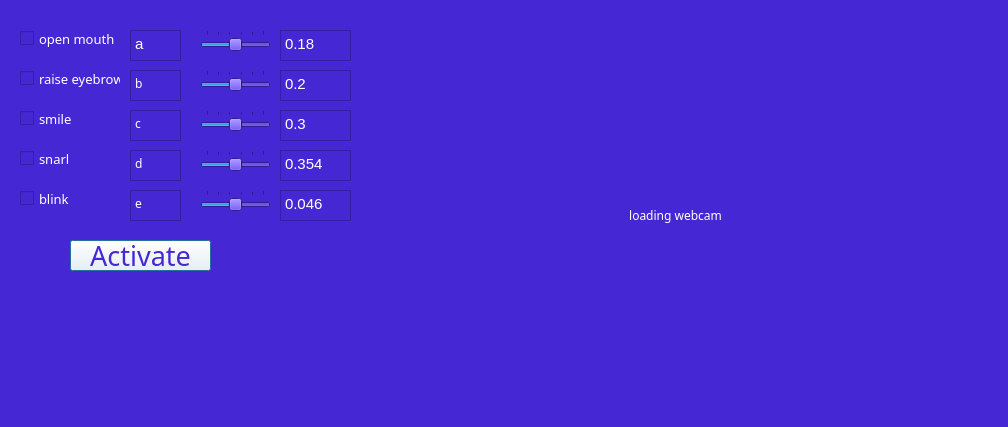
Old version of the form fr2.ui in the repository manulea/MITGUI.
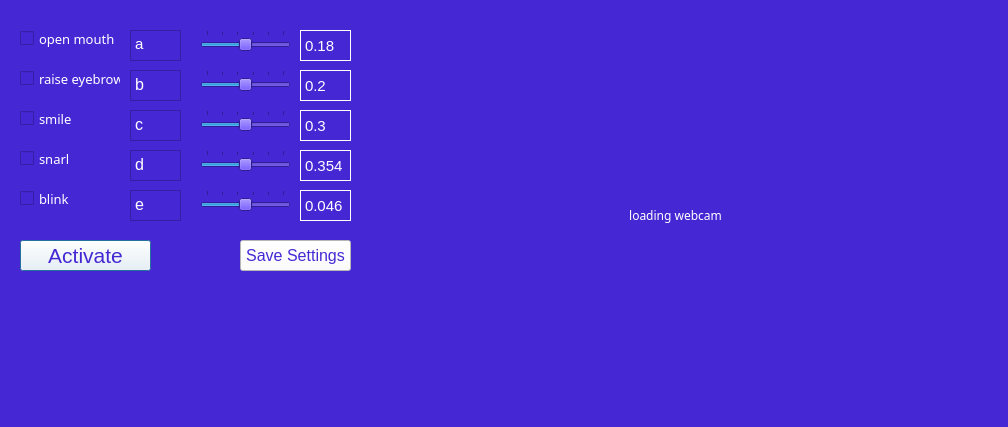
New version of the form.

Commit message: added save button to gui and started save button method code

Patch:
```diff
--- a/fr2.ui
+++ b/fr2.ui
@@ -27,16 +27,16 @@
   <widget class="QPushButton" name="btnInitialize">
    <property name="geometry">
     <rect>
-     <x>70</x>
+     <x>20</x>
      <y>240</y>
-     <width>141</width>
+     <width>131</width>
      <height>31</height>
     </rect>
    </property>
    <property name="font">
     <font>
-     <family>Yu Gothic UI Semibold</family>
-     <pointsize>20</pointsize>
+     <family>MS Shell Dlg 2</family>
+     <pointsize>16</pointsize>
      <italic>false</italic>
     </font>
    </property>
@@ -206,6 +206,11 @@
      <height>31</height>
     </rect>
    </property>
+   <property name="font">
+    <font>
+     <pointsize>12</pointsize>
+    </font>
+   </property>
    <property name="styleSheet">
     <string notr="true">color: rgb(255, 255, 255);</string>
    </property>
@@ -225,6 +230,11 @@
      <height>31</height>
     </rect>
    </property>
+   <property name="font">
+    <font>
+     <pointsize>12</pointsize>
+    </font>
+   </property>
    <property name="styleSheet">
     <string notr="true">color: rgb(255, 255, 255);</string>
    </property>
@@ -244,6 +254,11 @@
      <height>31</height>
     </rect>
    </property>
+   <property name="font">
+    <font>
+     <pointsize>12</pointsize>
+    </font>
+   </property>
    <property name="styleSheet">
     <string notr="true">color: rgb(255, 255, 255);</string>
    </property>
@@ -263,6 +278,11 @@
      <height>31</height>
     </rect>
    </property>
+   <property name="font">
+    <font>
+     <pointsize>12</pointsize>
+    </font>
+   </property>
    <property name="styleSheet">
     <string notr="true">color: rgb(255, 255, 255);
 text-align: center;</string>
@@ -309,7 +329,7 @@
     <rect>
      <x>200</x>
      <y>30</y>
-     <width>71</width>
+     <width>91</width>
      <height>22</height>
     </rect>
    </property>
@@ -340,7 +360,7 @@
     <rect>
      <x>200</x>
      <y>70</y>
-     <width>71</width>
+     <width>91</width>
      <height>22</height>
     </rect>
    </property>
@@ -368,7 +388,7 @@
     <rect>
      <x>200</x>
      <y>110</y>
-     <width>71</width>
+     <width>91</width>
      <height>22</height>
     </rect>
    </property>
@@ -396,7 +416,7 @@
     <rect>
      <x>200</x>
      <y>150</y>
-     <width>71</width>
+     <width>91</width>
      <height>22</height>
     </rect>
    </property>
@@ -424,7 +444,7 @@
     <rect>
      <x>200</x>
      <y>190</y>
-     <width>71</width>
+     <width>91</width>
      <height>22</height>
     </rect>
    </property>
@@ -447,22 +467,40 @@
     <enum>QSlider::TicksAbove</enum>
    </property>
   </widget>
-  <widget class="QPlainTextEdit" name="txtOpenMouthT">
+  <widget class="QPushButton" name="btnSave">
    <property name="geometry">
     <rect>
-     <x>280</x>
+     <x>240</x>
+     <y>240</y>
+     <width>111</width>
+     <height>31</height>
+    </rect>
+   </property>
+   <property name="font">
+    <font>
+     <pointsize>12</pointsize>
+    </font>
+   </property>
+   <property name="styleSheet">
+    <string notr="true">background-color: rgb(255, 255, 255);
+color: rgb(69, 40, 212);</string>
+   </property>
+   <property name="text">
+    <string>Save Settings</string>
+   </property>
+  </widget>
+  <widget class="QLabel" name="lblOpenMouthT">
+   <property name="geometry">
+    <rect>
+     <x>300</x>
      <y>30</y>
-     <width>71</width>
+     <width>51</width>
      <height>31</height>
     </rect>
    </property>
    <property name="font">
     <font>
-     <family>MS Shell Dlg 2</family>
      <pointsize>11</pointsize>
-     <weight>50</weight>
-     <italic>false</italic>
-     <bold>false</bold>
     </font>
    </property>
    <property name="whatsThis">
@@ -473,32 +511,25 @@
 font: 11pt &quot;MS Shell Dlg 2&quot;;
 alignment: AlignCenter;</string>
    </property>
-   <property name="verticalScrollBarPolicy">
-    <enum>Qt::ScrollBarAlwaysOff</enum>
+   <property name="frameShape">
+    <enum>QFrame::Box</enum>
    </property>
-   <property name="readOnly">
-    <bool>true</bool>
-   </property>
-   <property name="plainText">
+   <property name="text">
     <string>0.18</string>
    </property>
   </widget>
-  <widget class="QPlainTextEdit" name="txtRaiseEyebrowsT">
+  <widget class="QLabel" name="lblRaiseEyebrowsT">
    <property name="geometry">
     <rect>
-     <x>280</x>
+     <x>300</x>
      <y>70</y>
-     <width>71</width>
+     <width>51</width>
      <height>31</height>
     </rect>
    </property>
    <property name="font">
     <font>
-     <family>MS Shell Dlg 2</family>
      <pointsize>11</pointsize>
-     <weight>50</weight>
-     <italic>false</italic>
-     <bold>false</bold>
     </font>
    </property>
    <property name="whatsThis">
@@ -509,32 +540,25 @@
 font: 11pt &quot;MS Shell Dlg 2&quot;;
 alignment: AlignCenter;</string>
    </property>
-   <property name="verticalScrollBarPolicy">
-    <enum>Qt::ScrollBarAlwaysOff</enum>
+   <property name="frameShape">
+    <enum>QFrame::Box</enum>
    </property>
-   <property name="readOnly">
-    <bool>true</bool>
-   </property>
-   <property name="plainText">
+   <property name="text">
     <string>0.2</string>
    </property>
   </widget>
-  <widget class="QPlainTextEdit" name="txtSmileT">
+  <widget class="QLabel" name="lblSmileT">
    <property name="geometry">
     <rect>
-     <x>280</x>
+     <x>300</x>
      <y>110</y>
-     <width>71</width>
+     <width>51</width>
      <height>31</height>
     </rect>
    </property>
    <property name="font">
     <font>
-     <family>MS Shell Dlg 2</family>
      <pointsize>11</pointsize>
-     <weight>50</weight>
-     <italic>false</italic>
-     <bold>false</bold>
     </font>
    </property>
    <property name="whatsThis">
@@ -545,32 +569,25 @@
 font: 11pt &quot;MS Shell Dlg 2&quot;;
 alignment: AlignCenter;</string>
    </property>
-   <property name="verticalScrollBarPolicy">
-    <enum>Qt::ScrollBarAlwaysOff</enum>
+   <property name="frameShape">
+    <enum>QFrame::Box</enum>
    </property>
-   <property name="readOnly">
-    <bool>true</bool>
-   </property>
-   <property name="plainText">
+   <property name="text">
     <string>0.3</string>
    </property>
   </widget>
-  <widget class="QPlainTextEdit" name="txtSnarlT">
+  <widget class="QLabel" name="lblSnarlT">
    <property name="geometry">
     <rect>
-     <x>280</x>
+     <x>300</x>
      <y>150</y>
-     <width>71</width>
+     <width>51</width>
      <height>31</height>
     </rect>
    </property>
    <property name="font">
     <font>
-     <family>MS Shell Dlg 2</family>
      <pointsize>11</pointsize>
-     <weight>50</weight>
-     <italic>false</italic>
-     <bold>false</bold>
     </font>
    </property>
    <property name="whatsThis">
@@ -581,32 +598,25 @@
 font: 11pt &quot;MS Shell Dlg 2&quot;;
 alignment: AlignCenter;</string>
    </property>
-   <property name="verticalScrollBarPolicy">
-    <enum>Qt::ScrollBarAlwaysOff</enum>
+   <property name="frameShape">
+    <enum>QFrame::Box</enum>
    </property>
-   <property name="readOnly">
-    <bool>true</bool>
-   </property>
-   <property name="plainText">
+   <property name="text">
     <string>0.354</string>
    </property>
   </widget>
-  <widget class="QPlainTextEdit" name="txtBlinkT">
+  <widget class="QLabel" name="lblBlinkT">
    <property name="geometry">
     <rect>
-     <x>280</x>
+     <x>300</x>
      <y>190</y>
-     <width>71</width>
+     <width>51</width>
      <height>31</height>
     </rect>
    </property>
    <property name="font">
     <font>
-     <family>MS Shell Dlg 2</family>
      <pointsize>11</pointsize>
-     <weight>50</weight>
-     <italic>false</italic>
-     <bold>false</bold>
     </font>
    </property>
    <property name="whatsThis">
@@ -617,13 +627,10 @@
 font: 11pt &quot;MS Shell Dlg 2&quot;;
 alignment: AlignCenter;</string>
    </property>
-   <property name="verticalScrollBarPolicy">
-    <enum>Qt::ScrollBarAlwaysOff</enum>
+   <property name="frameShape">
+    <enum>QFrame::Box</enum>
    </property>
-   <property name="readOnly">
-    <bool>true</bool>
-   </property>
-   <property name="plainText">
+   <property name="text">
     <string>0.046</string>
    </property>
   </widget>
```
Left out of the diff: 15 changed lines with no effect on the pictures. The commit also changes 1 other file.
